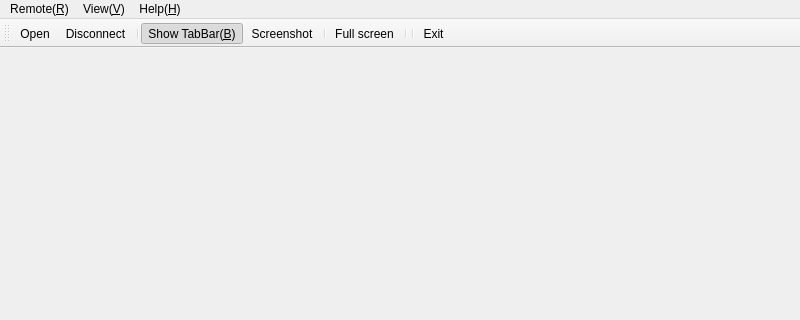
This is App/Viewer/mainwindow.ui in KangLin/RabbitRemoteControl as Qt 5 draws it before an edit; both pictures show x 0 to 800 and y 0 to 320 of the 800 by 600 pixel window. The edited form follows.
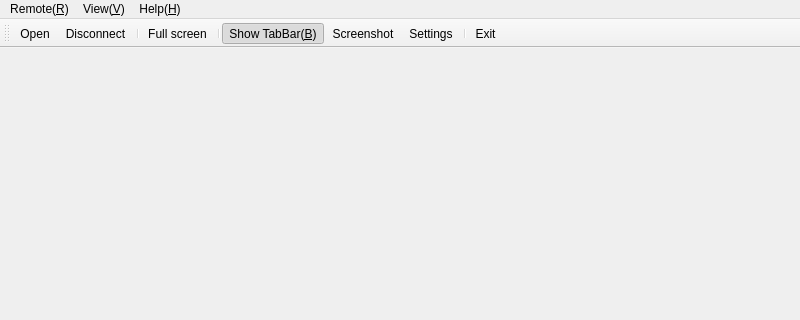
This is the edited form. Icons and pictures are not drawn.

Commit message: App: modify toolbar

```diff
--- a/App/Viewer/mainwindow.ui
+++ b/App/Viewer/mainwindow.ui
@@ -123,11 +123,11 @@
    <addaction name="actionOpen_O"/>
    <addaction name="actionDisconnect_D"/>
    <addaction name="separator"/>
+   <addaction name="actionFull_screen_F"/>
+   <addaction name="separator"/>
    <addaction name="actionShow_TabBar_B"/>
    <addaction name="actionScreenshot"/>
-   <addaction name="separator"/>
-   <addaction name="actionFull_screen_F"/>
-   <addaction name="separator"/>
+   <addaction name="actionSettings"/>
    <addaction name="separator"/>
    <addaction name="actionExit_E"/>
   </widget>
```
The commit also changes 1 other file.
